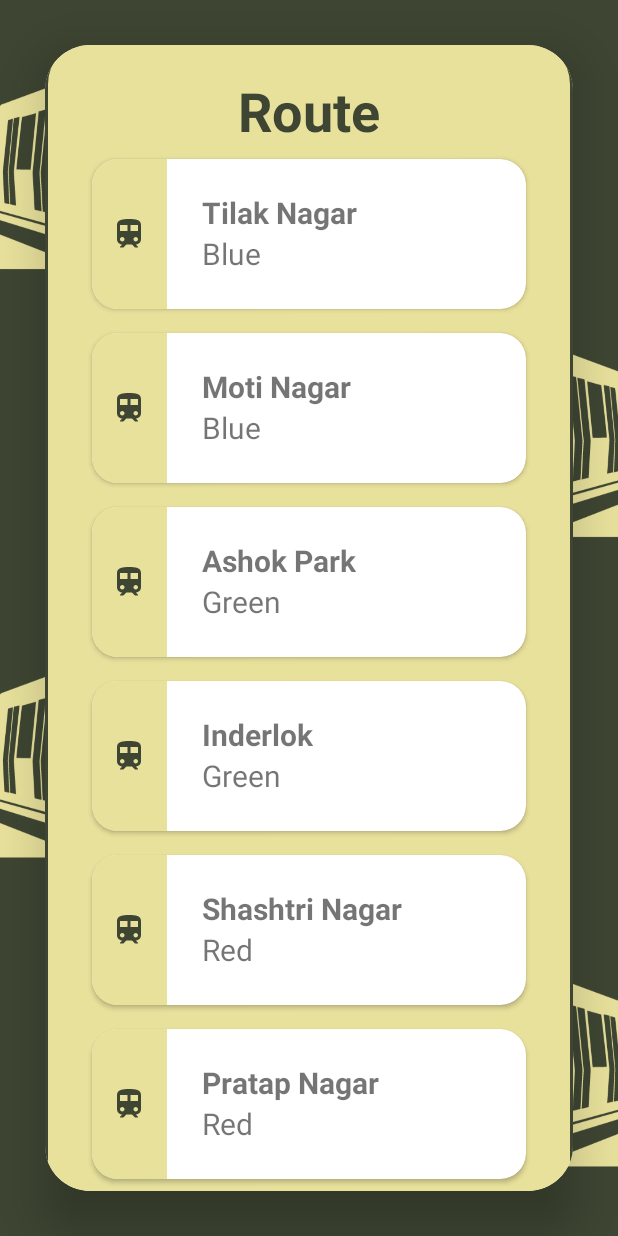
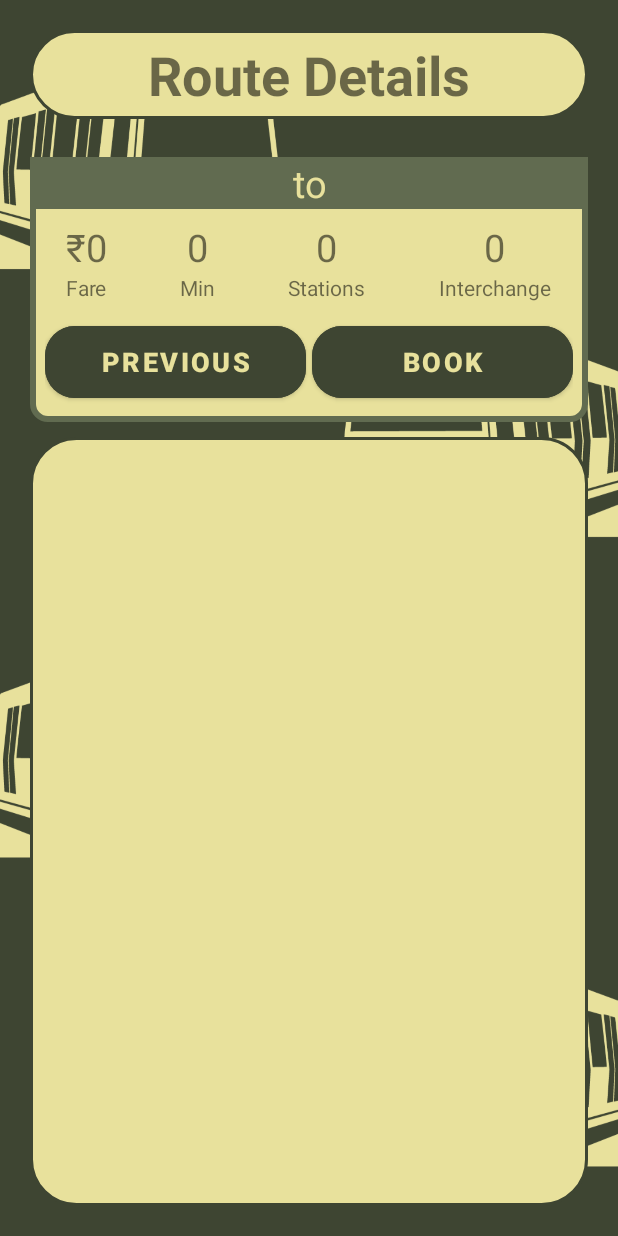
Before and after one commit to akshubawa/Android_Studio_Basics, an Android app: the StationsActivity screen opened directly, with no data from a screen before it, on a phone screen of 412 x 824 dp. Run offline under Robolectric (Android 15) with nearby library versions, the phone set to English and light mode, and no system bars; 13 statements that could not run were skipped.

Commit message:
Updated path and lines

```diff
--- a/Android Studio New/app/src/main/java/com/example/metromate/StationsActivity.java
+++ b/Android Studio New/app/src/main/java/com/example/metromate/StationsActivity.java
@@ -13,7 +13,9 @@ import android.widget.TextView;
 
 import java.util.ArrayList;
 import java.util.Date;
+import java.util.HashSet;
 import java.util.Random;
+import java.util.Set;
 
 public class StationsActivity extends AppCompatActivity {
 
@@ -21,13 +23,11 @@ public class StationsActivity extends AppCompatActivity {
     RecyclerView route_recycler;
 
     private Button stations_back_button;
-    private TextView stations_line1;
-    private TextView stations_line2;
-    private TextView stations_mainStations;
-    private TextView stations_lineEnds;
-    private TextView stations_path;
+    private TextView stations_interchange;
     private TextView stations_time;
     private TextView stations_fare;
+    private TextView stations_journey;
+    private TextView stations_path_number;
     private Button stations_proceed_button;
 
     private int randomNum;
@@ -40,34 +40,13 @@ public class StationsActivity extends AppCompatActivity {
 
         route_recycler = findViewById(R.id.route_recycler);
 
-       /* stations_line1 = findViewById(R.id.stations_line1);
-        stations_line2 = findViewById(R.id.stations_line2);
-        stations_mainStations = findViewById(R.id.stations_mainStations);
-        stations_lineEnds = findViewById(R.id.stations_lineEnds);
-        stations_path = findViewById(R.id.stations_path);
+        stations_interchange = findViewById(R.id.stations_interchange);
         stations_time = findViewById(R.id.stations_time);
-        stations_fare = findViewById(R.id.stations_fare);*/
+        stations_fare = findViewById(R.id.stations_fare);
+        stations_path_number = findViewById(R.id.stations_path_number);
+        stations_journey = findViewById(R.id.stations_journey);
 
         route_recycler.setLayoutManager(new LinearLayoutManager(StationsActivity.this));
-
-        CardModel model = new CardModel("Akshardham","Blue Line");
-        arrCard.add(new CardModel("Tilak Nagar","Blue"));
-        arrCard.add(new CardModel("Moti Nagar","Blue"));
-        arrCard.add(new CardModel("Ashok Park","Green"));
-        arrCard.add(new CardModel("Inderlok","Green"));
-        arrCard.add(new CardModel("Shashtri Nagar","Red"));
-        arrCard.add(new CardModel("Pratap Nagar","Red"));
-        arrCard.add(new CardModel("Pul Bangash","Red"));
-        arrCard.add(new CardModel("Kashmere Gate","Red"));
-        arrCard.add(new CardModel("Jafrabad","Pink"));
-        arrCard.add(new CardModel("Gokulpuri","Pink"));
-        arrCard.add(new CardModel("Maujpur","Pink"));
-        arrCard.add(new CardModel("Lal Quila","Violet"));
-        arrCard.add(new CardModel("Delhi Gate","Violet"));
-        arrCard.add(new CardModel("ITO","Violet"));
-        arrCard.add(new CardModel("Mandi House","Violet"));
-        arrCard.add(new CardModel("Jama Masjid","Violet"));
-        arrCard.add(new CardModel("Noida Sector 52","Blue"));
 
         RecyclerCardAdapter adapter = new RecyclerCardAdapter(StationsActivity.this, arrCard);
         route_recycler.setAdapter(adapter);
@@ -78,6 +57,7 @@ public class StationsActivity extends AppCompatActivity {
         String source = intent.getStringExtra("source");
         String destination = intent.getStringExtra("destination");
 
+        //CHANGED SOURCE STATIONS TO CAPITALIZE FORMAT
         String[] sources = source.split(" ");
         StringBuilder sb = new StringBuilder();
         for (String word: sources) {
@@ -86,6 +66,7 @@ public class StationsActivity extends AppCompatActivity {
         }
         String final_source = sb.toString().trim();
 
+        //CHANGED DESTINATION STATIONS TO CAPITALIZE FORMAT
         String[] destinations = destination.split(" ");
         StringBuilder sb2 = new StringBuilder();
         for (String word: destinations) {
@@ -94,6 +75,9 @@ public class StationsActivity extends AppCompatActivity {
         }
         String final_destination = sb2.toString().trim();
 
+        stations_journey.setText(final_source+" to "+final_destination);
+
+        //GETTING ALL VALUES OF VALUES FROM API HERE
         ArrayList<String> line1 = intent.getStringArrayListExtra("Line1");
         ArrayList<String> line2 = intent.getStringArrayListExtra("Line2");
         ArrayList<String> interchange = intent.getStringArrayListExtra("Interchange");
@@ -102,16 +86,55 @@ public class StationsActivity extends AppCompatActivity {
         String time = intent.getStringExtra("Time");
         int fare = intent.getIntExtra("fare",0);
         int final_time = (int) Math.ceil(Double.parseDouble(time));
+        int interchange_length = interchange.size();
+        int pathValue = path.size();
+
+        String first_station = path.get(0);
+        String first_line = line1.get(0);
+
+        ArrayList<String> lines = new ArrayList<String>();
+        lines.addAll(line1);
+        lines.addAll(line2);
+
+        //REMOVING DUPLICATES FROM LINE1 & LINE2
+        Set<String> set = new HashSet<>(lines);
+        lines.clear();
+        lines.addAll(set);
+
+        //CAPITALIZING LINES (COLOR)
+        for (int i = 0; i < lines.size(); i++) {
+            String str = lines.get(i);
+            String capitalized = str.substring(0, 1).toUpperCase() + str.substring(1);
+            lines.set(i, capitalized);
+        }
 
 
-       /* stations_line1.setText("Line1: " + line1);
-        stations_line2.setText("line2: " + line2);
-        stations_mainStations.setText("Interchange: " + interchange);
-        stations_lineEnds.setText("Line Ends: " + lineEnds);
-        stations_path.setText("Path: " + path);
-        stations_time.setText("Time: " + final_time + " Minutes");
-        stations_fare.setText("Fare: " + fare + " Rupees");*/
+        CardModel model = new CardModel(first_station,first_line);
 
+        int count = 0;
+        for (int i=1; i<pathValue;i++) {
+            if (interchange.contains(path.get(i-1))) {
+                count++;
+            }
+            String new_station = path.get(i);
+            String[] words = new_station.split(" ");
+
+            StringBuilder capitalizedSentence = new StringBuilder();
+
+            for (String word : words) {
+                String capitalizedWord = word.substring(0, 1).toUpperCase() + word.substring(1);
+                capitalizedSentence.append(capitalizedWord).append(" ");
+            }
+
+            String finalSentence = capitalizedSentence.toString().trim();
+
+            arrCard.add(new CardModel(finalSentence,lines.get(count)));
+        }
+
+        stations_interchange.setText(String.valueOf(interchange_length));
+        stations_time.setText(String.valueOf(final_time));
+        stations_fare.setText("₹"+String.valueOf(fare));
+        stations_path_number.setText(String.valueOf(pathValue));
 
         stations_proceed_button = findViewById(R.id.stations_proceed_button);
         stations_proceed_button.setOnClickListener(new View.OnClickListener() {
--- /dev/null
+++ b/Android Studio New/app/src/main/res/drawable/baseline_map_24.xml
@@ -0,0 +1,5 @@
+<vector android:height="24dp" android:tint="#3E4532"
+    android:viewportHeight="24" android:viewportWidth="24"
+    android:width="24dp" xmlns:android="http://schemas.android.com/apk/res/android">
+    <path android:fillColor="@android:color/white" android:pathData="M20.5,3l-0.16,0.03L15,5.1 9,3 3.36,4.9c-0.21,0.07 -0.36,0.25 -0.36,0.48V20.5c0,0.28 0.22,0.5 0.5,0.5l0.16,-0.03L9,18.9l6,2.1 5.64,-1.9c0.21,-0.07 0.36,-0.25 0.36,-0.48V3.5c0,-0.28 -0.22,-0.5 -0.5,-0.5zM15,19l-6,-2.11V5l6,2.11V19z"/>
+</vector>
--- /dev/null
+++ b/Android Studio New/app/src/main/res/drawable/baseline_train_24_golden.xml
@@ -0,0 +1,5 @@
+<vector android:height="24dp" android:tint="#E8E19C"
+    android:viewportHeight="24" android:viewportWidth="24"
+    android:width="24dp" xmlns:android="http://schemas.android.com/apk/res/android">
+    <path android:fillColor="@android:color/white" android:pathData="M12,2c-4,0 -8,0.5 -8,4v9.5C4,17.43 5.57,19 7.5,19L6,20.5v0.5h2.23l2,-2L14,19l2,2h2v-0.5L16.5,19c1.93,0 3.5,-1.57 3.5,-3.5L20,6c0,-3.5 -3.58,-4 -8,-4zM7.5,17c-0.83,0 -1.5,-0.67 -1.5,-1.5S6.67,14 7.5,14s1.5,0.67 1.5,1.5S8.33,17 7.5,17zM11,10L6,10L6,6h5v4zM13,10L13,6h5v4h-5zM16.5,17c-0.83,0 -1.5,-0.67 -1.5,-1.5s0.67,-1.5 1.5,-1.5 1.5,0.67 1.5,1.5 -0.67,1.5 -1.5,1.5z"/>
+</vector>
--- /dev/null
+++ b/Android Studio New/app/src/main/res/drawable/golden_hai.xml
@@ -0,0 +1,7 @@
+<?xml version="1.0" encoding="utf-8"?>
+<shape xmlns:android="http://schemas.android.com/apk/res/android">
+    <corners android:radius="10dp"/>
+    <solid android:color="@color/golden"/>
+    <stroke android:width="4dp" android:color="@color/olive_light"/>
+
+</shape>
--- a/Android Studio New/app/src/main/res/layout/activity_stations.xml
+++ b/Android Studio New/app/src/main/res/layout/activity_stations.xml
@@ -6,37 +6,194 @@
     android:layout_width="match_parent"
     android:layout_height="match_parent"
     android:orientation="vertical"
-    android:gravity="center"
     android:background="@drawable/bg"
-    tools:context=".StationsActivity">
+    tools:context=".StationsActivity"
+    android:padding="20dp">
 
-    <androidx.cardview.widget.CardView
+    <LinearLayout
         android:layout_width="match_parent"
-        android:layout_height="wrap_content"
-        android:layout_margin="30dp"
-        app:cardCornerRadius="30dp"
-        app:cardElevation="20dp">
-
-        <ScrollView
-            android:layout_width="match_parent"
-            android:layout_height="wrap_content">
+        android:layout_height="match_parent"
+        android:orientation="vertical">
 
        <LinearLayout
            android:layout_width="match_parent"
            android:layout_height="wrap_content"
-            android:layout_gravity="center_horizontal"
            android:background="@drawable/olive_border"
-            android:orientation="vertical"
-            android:padding="24dp">
+           android:layout_marginBottom="25dp">
 
            <TextView
                android:layout_width="match_parent"
                android:layout_height="wrap_content"
-                android:text="Route"
+               android:text="Route Details"
                android:textAlignment="center"
-                android:textColor="@color/olive"
                android:textSize="36sp"
+               android:padding="5dp"
                android:textStyle="bold" />
+
+
+       </LinearLayout>
+
+        <LinearLayout
+            android:layout_width="match_parent"
+            android:layout_height="wrap_content"
+            android:background="@drawable/golden_hai"
+            android:orientation="vertical"
+            android:layout_marginBottom="10dp">
+
+            <LinearLayout
+                android:layout_width="match_parent"
+                android:layout_height="wrap_content"
+                android:background="@color/olive_light">
+
+
+                <TextView
+                    android:id="@+id/stations_journey"
+                    android:layout_width="match_parent"
+                    android:layout_height="wrap_content"
+                    android:text="Source to Destination"
+                    android:textAlignment="center"
+                    android:textSize="25sp"
+                    android:textColor="@color/golden"/>
+
+
+            </LinearLayout>
+
+            <LinearLayout
+                android:layout_width="match_parent"
+                android:layout_height="wrap_content"
+                android:paddingTop="8dp">
+
+                <LinearLayout
+                    android:layout_width="wrap_content"
+                    android:layout_height="wrap_content"
+                    android:layout_weight="1"
+                    android:gravity="center"
+                    android:orientation="vertical">
+
+                    <TextView
+                        android:id="@+id/stations_fare"
+                        android:layout_width="wrap_content"
+                        android:layout_height="wrap_content"
+                        android:textSize="25sp"
+                        android:text="₹40"/>
+
+                    <TextView
+                        android:layout_width="wrap_content"
+                        android:layout_height="wrap_content"
+                        android:text="Fare"/>
+
+                </LinearLayout>
+
+                <LinearLayout
+                    android:layout_width="wrap_content"
+                    android:layout_height="wrap_content"
+                    android:layout_weight="1"
+                    android:gravity="center"
+                    android:orientation="vertical">
+
+                    <TextView
+                        android:id="@+id/stations_time"
+                        android:layout_width="wrap_content"
+                        android:layout_height="wrap_content"
+                        android:text="26"
+                        android:textSize="25sp"/>
+
+                    <TextView
+                        android:layout_width="wrap_content"
+                        android:layout_height="wrap_content"
+                        android:text="Min"/>
+
+                </LinearLayout>
+
+                <LinearLayout
+                    android:layout_width="wrap_content"
+                    android:layout_height="wrap_content"
+                    android:layout_weight="1"
+                    android:gravity="center"
+                    android:orientation="vertical">
+
+                    <TextView
+                        android:id="@+id/stations_path_number"
+                        android:layout_width="wrap_content"
+                        android:layout_height="wrap_content"
+                        android:text="12"
+                        android:textSize="25sp"/>
+                    <TextView
+                        android:layout_width="wrap_content"
+                        android:layout_height="wrap_content"
+                        android:text="Stations"/>
+
+                </LinearLayout>
+
+                <LinearLayout
+                    android:layout_width="wrap_content"
+                    android:layout_height="wrap_content"
+                    android:layout_weight="1"
+                    android:gravity="center"
+                    android:orientation="vertical">
+
+                    <TextView
+                        android:id="@+id/stations_interchange"
+                        android:layout_width="wrap_content"
+                        android:layout_height="wrap_content"
+                        android:text="3"
+                        android:textSize="25sp"/>
+
+                    <TextView
+                        android:layout_width="wrap_content"
+                        android:layout_height="wrap_content"
+                        android:text="Interchange"/>
+
+                </LinearLayout>
+
+
+            </LinearLayout>
+
+            <LinearLayout
+                android:layout_width="match_parent"
+                android:layout_height="match_parent"
+                android:orientation="horizontal"
+                android:gravity="center"
+                android:padding="10dp">
+                <Button
+                    android:id="@+id/stations_back_button"
+                    android:layout_width="160dp"
+                    android:layout_height="60dp"
+                    android:backgroundTint="@color/olive"
+                    android:text="PREVIOUS"
+                    android:layout_marginRight="4dp"
+                    android:layout_weight="1"
+                    android:textColor="@color/golden"
+                    android:textSize="18sp"
+                    app:cornerRadius="20dp"
+                    android:textStyle="bold"/>
+
+                <Button
+                    android:id="@+id/stations_proceed_button"
+                    android:layout_width="160dp"
+                    android:layout_height="60dp"
+                    android:textStyle="bold"
+                    android:layout_weight="1"
+                    android:backgroundTint="@color/olive"
+                    android:text="Book"
+                    android:textColor="@color/golden"
+                    android:textSize="18sp"
+                    app:cornerRadius="20dp" />
+            </LinearLayout>
+
+        </LinearLayout>
+
+
+
+            <LinearLayout
+                android:layout_width="match_parent"
+                android:layout_height="match_parent"
+                android:layout_gravity="center_horizontal"
+                android:background="@drawable/olive_border"
+                android:orientation="vertical"
+                android:padding="10dp">
+
+
 
                 <androidx.recyclerview.widget.RecyclerView
                     android:layout_width="match_parent"
@@ -118,32 +275,12 @@
                     android:textSize="20sp"
                     android:textStyle="bold"/>-->
 
-            <Button
-                android:id="@+id/stations_back_button"
-                android:layout_width="match_parent"
-                android:layout_height="60dp"
-                android:layout_marginTop="30dp"
-                android:backgroundTint="@color/olive"
-                android:text="PREVIOUS"
-                android:textColor="@color/golden"
-                android:textSize="18sp"
-                app:cornerRadius="20dp" />
 
-            <Button
-                android:id="@+id/stations_proceed_button"
-                android:layout_width="match_parent"
-                android:layout_height="60dp"
-                android:layout_marginTop="30dp"
-                android:backgroundTint="@color/olive"
-                android:text="Proceed to Book"
-                android:textColor="@color/golden"
-                android:textSize="18sp"
-                app:cornerRadius="20dp" />
 
             </LinearLayout>
 
-        </ScrollView>
 
-    </androidx.cardview.widget.CardView>
 
     </LinearLayout>
+
+</LinearLayout>
--- a/Android Studio New/app/src/main/res/layout/path_card.xml
+++ b/Android Studio New/app/src/main/res/layout/path_card.xml
@@ -17,14 +17,14 @@
 
             <LinearLayout
                 android:layout_width="50dp"
-                android:layout_height="100dp"
-                android:background="@color/golden"
+                android:layout_height="75dp"
+                android:background="@color/olive"
                 android:gravity="center">
 
                 <ImageView
                     android:layout_width="wrap_content"
                     android:layout_height="wrap_content"
-                    android:src="@drawable/baseline_train_24"/>
+                    android:src="@drawable/baseline_train_24_golden"/>
 
             </LinearLayout>
 
@@ -33,7 +33,7 @@
                 android:layout_height="wrap_content"
                 android:orientation="vertical"
                 android:layout_marginLeft="15dp"
-                android:layout_marginTop="22dp">
+                android:layout_marginTop="11dp">
 
                 <TextView
                     android:id="@+id/path_name"
--- a/Android Studio New/app/src/main/res/values/colors.xml
+++ b/Android Studio New/app/src/main/res/values/colors.xml
@@ -16,6 +16,7 @@
     <color name="lightPink">#EB5486</color>
 
     <color name="olive">#3E4532</color>
+    <color name="olive_light">#616B50</color>
     <color name="golden">#E8E19C</color>
 
 </resources>
```
Also changed, not shown: 3 other files. Lines whose indentation alone changed are shown as unchanged.
